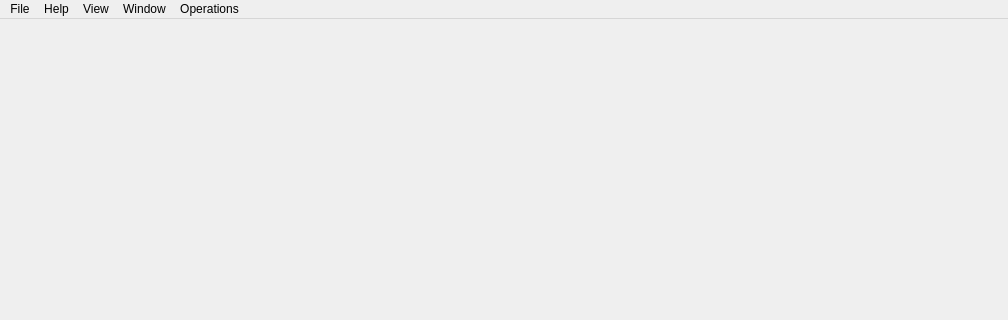
This is GUI/MainWindow/MainWindow.ui in BrendonWatsonLab/PhoPyQtTimelinePlotter as Qt 5 draws it before an edit; both pictures show x 0 to 1008 and y 0 to 320 of the 1008 by 824 pixel window. The edited form follows.
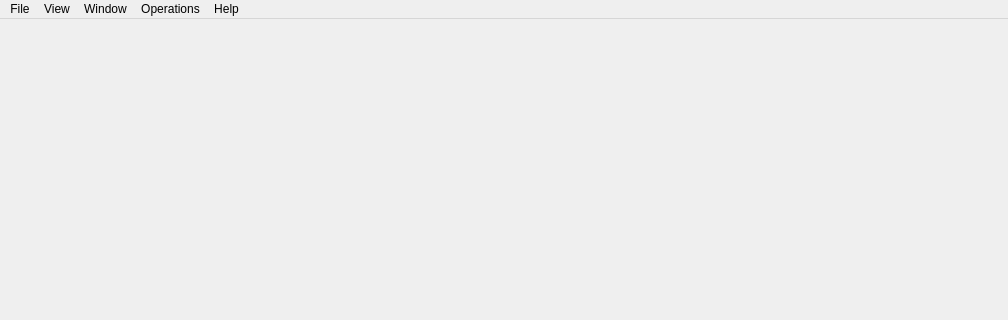
This is the edited form. Icons and pictures are not drawn.

```diff
--- a/GUI/MainWindow/MainWindow.ui
+++ b/GUI/MainWindow/MainWindow.ui
@@ -105,10 +105,10 @@
     <addaction name="actionCut_at_Active_Video_Playhead"/>
    </widget>
    <addaction name="menuFile"/>
-   <addaction name="menuHelp"/>
    <addaction name="menuView"/>
    <addaction name="menuWindow"/>
    <addaction name="menuOperations"/>
+   <addaction name="menuHelp"/>
   </widget>
   <widget class="QStatusBar" name="statusbar"/>
   <widget class="QDockWidget" name="dockWidget_FooterToolbar">
```
Left out of the diff: 16 changed lines with no effect on the pictures.
